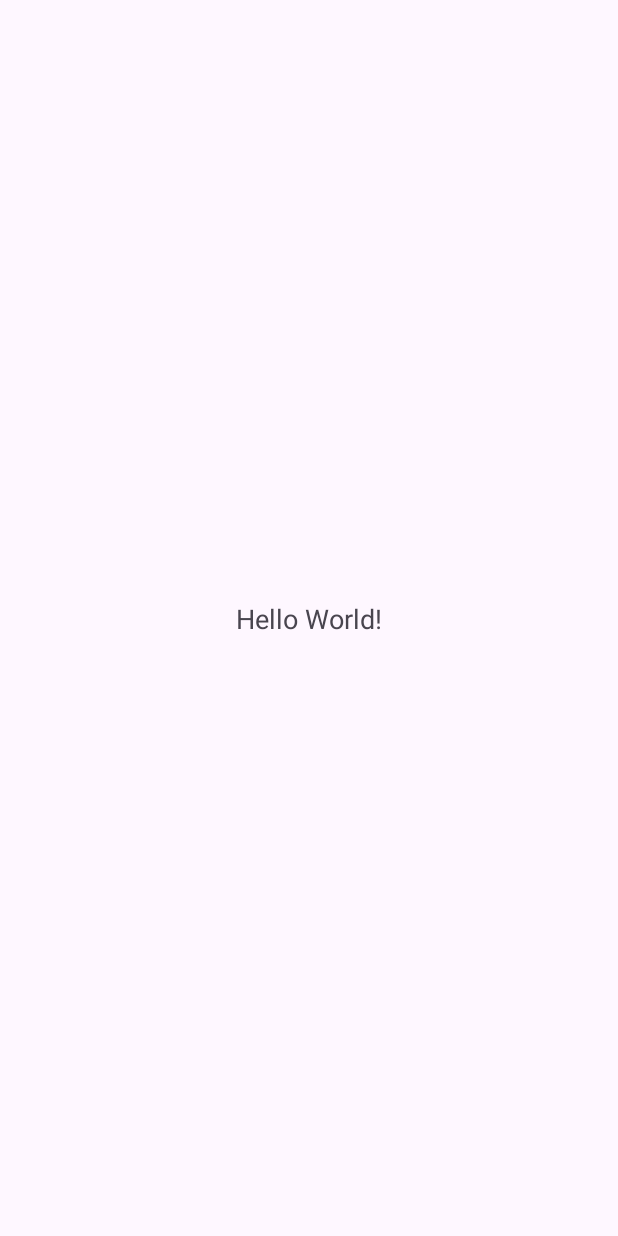
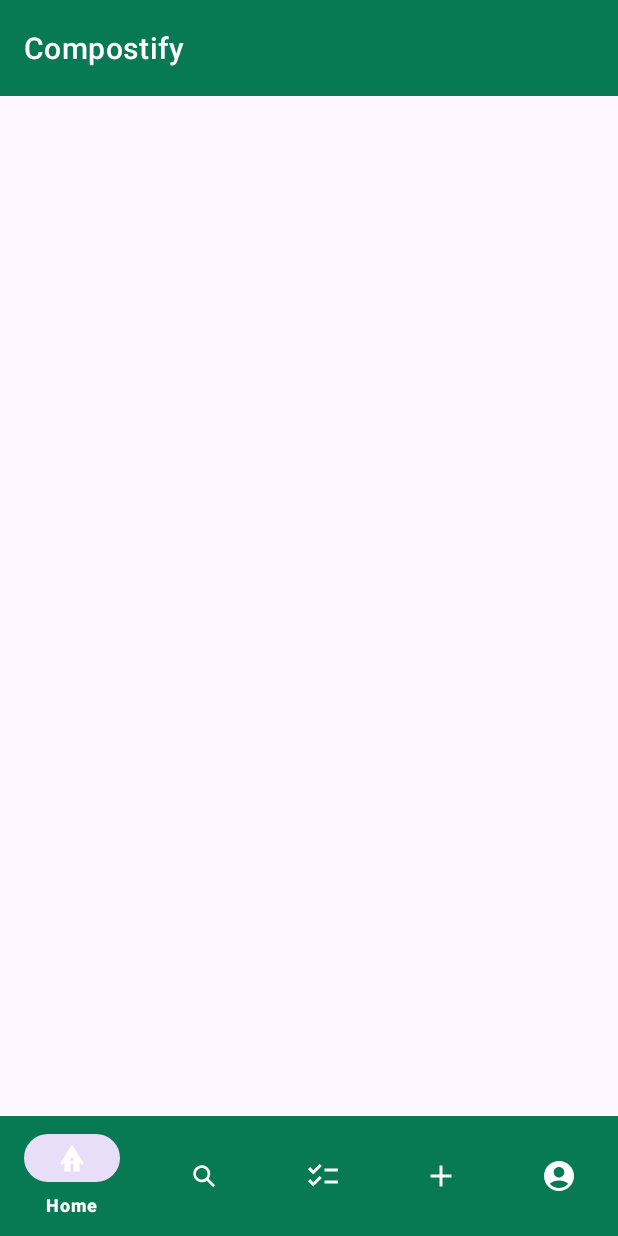
Before and after one commit to RiddhiSGithub/Compostify, an Android app: the screen it shows after launch (MainActivity before the commit, HomePageActivity after it), on a phone screen of 412 x 824 dp. Before the commit the screen is almost empty. Run offline under Robolectric (Android 15) with nearby library versions, the phone set to English and light mode, and no system bars.

Commit message:
navigation bottom

```diff
--- a/app/src/main/AndroidManifest.xml
+++ b/app/src/main/AndroidManifest.xml
@@ -13,7 +13,7 @@
         android:theme="@style/Theme.Compostify"
         tools:targetApi="31">
         <activity
-            android:name=".MainActivity"
+            android:name=".HomePageActivity"
             android:exported="true">
             <intent-filter>
                 <action android:name="android.intent.action.MAIN" />
--- a/app/src/main/java/com/example/compostify/HomePage.java
+++ b/app/src/main/java/com/example/compostify/HomePageActivity.java
@@ -4,7 +4,7 @@ import androidx.appcompat.app.AppCompatActivity;
 
 import android.os.Bundle;
 
-public class HomePage extends AppCompatActivity {
+public class HomePageActivity extends AppCompatActivity {
 
     @Override
     protected void onCreate(Bundle savedInstanceState) {
--- /dev/null
+++ b/app/src/main/res/drawable/baseline_account_circle_24.xml
@@ -0,0 +1,5 @@
+<vector android:height="24dp" android:tint="#FA8105"
+    android:viewportHeight="24" android:viewportWidth="24"
+    android:width="24dp" xmlns:android="http://schemas.android.com/apk/res/android">
+    <path android:fillColor="@android:color/white" android:pathData="M12,2C6.48,2 2,6.48 2,12s4.48,10 10,10s10,-4.48 10,-10S17.52,2 12,2zM12,6c1.93,0 3.5,1.57 3.5,3.5S13.93,13 12,13s-3.5,-1.57 -3.5,-3.5S10.07,6 12,6zM12,20c-2.03,0 -4.43,-0.82 -6.14,-2.88C7.55,15.8 9.68,15 12,15s4.45,0.8 6.14,2.12C16.43,19.18 14.03,20 12,20z"/>
+</vector>
--- /dev/null
+++ b/app/src/main/res/drawable/baseline_add_24.xml
@@ -0,0 +1,5 @@
+<vector android:height="24dp" android:tint="#FA8105"
+    android:viewportHeight="24" android:viewportWidth="24"
+    android:width="24dp" xmlns:android="http://schemas.android.com/apk/res/android">
+    <path android:fillColor="@color/accent" android:pathData="M19,13h-6v6h-2v-6H5v-2h6V5h2v6h6v2z"/>
+</vector>
--- /dev/null
+++ b/app/src/main/res/drawable/baseline_bungalow_24.xml
@@ -0,0 +1,5 @@
+<vector android:height="24dp" android:tint="#FA8105"
+    android:viewportHeight="24" android:viewportWidth="24"
+    android:width="24dp" xmlns:android="http://schemas.android.com/apk/res/android">
+    <path android:fillColor="@android:color/white" android:pathData="M12,3L4.2,15.5l1.7,1.06L7,14.8V21h4v-5h2v5h4v-6.21l1.1,1.77l1.7,-1.06L12,3zM13,14h-2v-2h2V14z"/>
+</vector>
--- /dev/null
+++ b/app/src/main/res/drawable/baseline_checklist_24.xml
@@ -0,0 +1,5 @@
+<vector android:height="24dp" android:tint="#FFFFFF"
+    android:viewportHeight="24" android:viewportWidth="24"
+    android:width="24dp" xmlns:android="http://schemas.android.com/apk/res/android">
+    <path android:fillColor="@android:color/white" android:pathData="M22,7h-9v2h9V7zM22,15h-9v2h9V15zM5.54,11L2,7.46l1.41,-1.41l2.12,2.12l4.24,-4.24l1.41,1.41L5.54,11zM5.54,19L2,15.46l1.41,-1.41l2.12,2.12l4.24,-4.24l1.41,1.41L5.54,19z"/>
+</vector>
--- /dev/null
+++ b/app/src/main/res/drawable/search.xml
@@ -0,0 +1,9 @@
+<vector xmlns:android="http://schemas.android.com/apk/res/android"
+    android:width="100dp"
+    android:height="100dp"
+    android:viewportWidth="100"
+    android:viewportHeight="100">
+  <path
+      android:pathData="m79.5,74.1 l-16.6,-16.5c3.4,-4.7 5.1,-10.7 4.2,-17.1 -1.5,-10.7 -10.2,-19.2 -21.1,-20.2 -14.7,-1.5 -27.2,11 -25.7,25.8 1,10.7 9.5,19.6 20.2,21.1 6.4,0.9 12.3,-0.9 17.1,-4.2l16.6,16.6c0.7,0.7 1.9,0.7 2.6,0l2.6,-2.6c0.8,-0.9 0.8,-2.1 0.1,-2.9zM27.7,43.7c0,-8.8 7.2,-16.1 16.1,-16.1s16.1,7.2 16.1,16.1 -7.2,16.1 -16.1,16.1 -16.1,-7.1 -16.1,-16.1z"
+      android:fillColor="#fff"/>
+</vector>
--- /dev/null
+++ b/app/src/main/res/layout/action_bar.xml
@@ -0,0 +1,22 @@
+<?xml version="1.0" encoding="utf-8"?>
+<RelativeLayout xmlns:android="http://schemas.android.com/apk/res/android"
+    xmlns:app="http://schemas.android.com/apk/res-auto"
+    android:layout_width="match_parent"
+    android:layout_height="wrap_content">
+
+    <com.google.android.material.appbar.AppBarLayout
+        android:id="@+id/appBarLayout"
+        android:layout_width="match_parent"
+        android:layout_height="wrap_content">
+
+        <com.google.android.material.appbar.MaterialToolbar
+            android:id="@+id/materialToolbar"
+            style="@style/Widget.MaterialComponents.Toolbar.Primary"
+            android:layout_width="match_parent"
+            android:layout_height="?attr/actionBarSize"
+            app:title="@string/app_name"
+            app:titleTextColor="@color/secondary"
+            app:buttonGravity="center_vertical"
+            android:gravity="center_vertical"/>
+    </com.google.android.material.appbar.AppBarLayout>
+</RelativeLayout>
--- a/app/src/main/res/layout/activity_home_page.xml
+++ b/app/src/main/res/layout/activity_home_page.xml
@@ -4,6 +4,36 @@
     xmlns:tools="http://schemas.android.com/tools"
     android:layout_width="match_parent"
     android:layout_height="match_parent"
-    tools:context=".HomePage">
+    tools:context=".HomePageActivity">
+
+    <include
+        android:id="@+id/actionBar"
+        layout="@layout/action_bar"
+        app:layout_constraintTop_toTopOf="parent"
+        app:layout_constraintStart_toStartOf="parent"
+        app:layout_constraintEnd_toEndOf="parent"/>
+
+    <FrameLayout
+        android:id="@+id/frame_layout"
+        android:layout_width="0dp"
+        android:layout_height="0dp"
+        app:layout_constraintTop_toBottomOf="@+id/actionBar"
+        app:layout_constraintStart_toStartOf="parent"
+        app:layout_constraintEnd_toEndOf="parent"
+        app:layout_constraintBottom_toTopOf="@+id/bottomNavigationView"/>
+
+    <com.google.android.material.bottomnavigation.BottomNavigationView
+        android:id="@+id/bottomNavigationView"
+        android:layout_width="0dp"
+        android:layout_height="wrap_content"
+        android:background="@color/primary"
+        app:itemHorizontalTranslationEnabled="true"
+        app:itemIconTint="@color/secondary"
+        app:itemTextColor="@color/secondary"
+        app:layout_constraintBottom_toBottomOf="parent"
+        app:layout_constraintStart_toStartOf="parent"
+        app:layout_constraintEnd_toEndOf="parent"
+        app:layout_constraintTop_toBottomOf="@+id/frame_layout"
+        app:menu="@menu/bottom_nav_menu"/>
 
 </androidx.constraintlayout.widget.ConstraintLayout>
--- /dev/null
+++ b/app/src/main/res/menu/bottom_nav_menu.xml
@@ -0,0 +1,23 @@
+<?xml version="1.0" encoding="utf-8"?>
+<menu xmlns:android="http://schemas.android.com/apk/res/android">
+    <item
+        android:id="@+id/home"
+        android:title="Home"
+        android:icon="@drawable/baseline_bungalow_24"/>
+    <item
+        android:id="@+id/Search"
+        android:title="Search"
+        android:icon="@drawable/search"/>
+    <item
+        android:id="@+id/list"
+        android:title="List"
+        android:icon="@drawable/baseline_checklist_24"/>
+    <item
+        android:id="@+id/publish"
+        android:title="Post"
+        android:icon="@drawable/baseline_add_24"/>
+    <item
+        android:id="@+id/profile"
+        android:title="Profile"
+        android:icon="@drawable/baseline_account_circle_24"/>
+</menu>
```
Also changed, not shown: app/src/main/res/drawable/logo_app.png (added).
